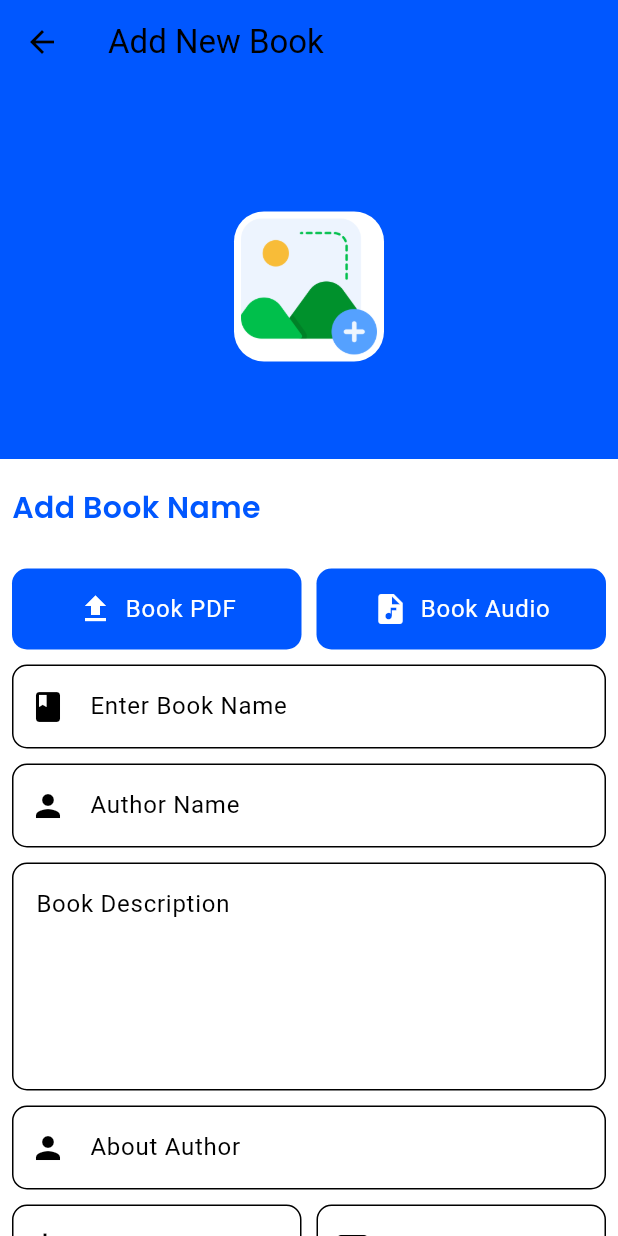
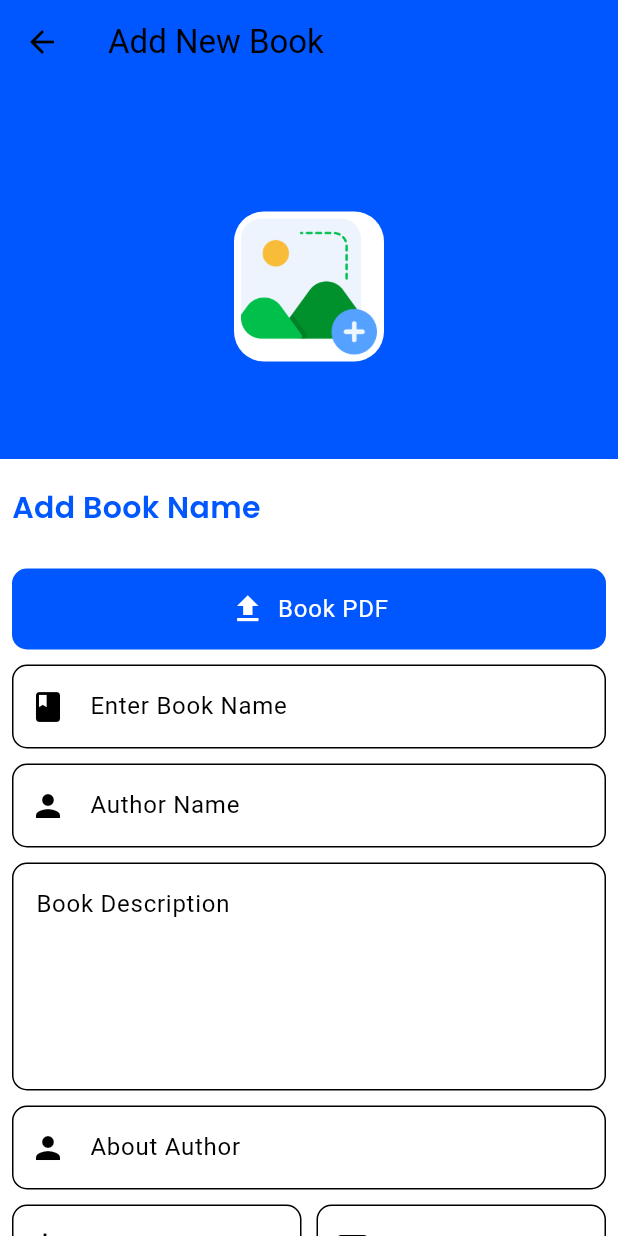
Before and after one commit to jawwad0931/Book-Store-Update-, a Flutter app: the AddNewBook screen opened directly, on a phone screen of 412 x 824 dp. Run offline on Flutter 3.47's test engine with Material 3 defaults, Android fonts, the phone set to English and light mode, and no system bars; our stand-ins replace cloud_firestore, file_picker, firebase_auth, firebase_core, firebase_storage, fluttertoast and 4 more; missing offline and left inert: syncfusion_flutter_pdfviewer; accounts and stored records are empty; project files that could hold a hidden picture were left out.

Commit message:
last update

```diff
--- a/lib/Components/MultilineTextFormField.dart
+++ b/lib/Components/MultilineTextFormField.dart
@@ -6,9 +6,7 @@ class MultilineTextField extends StatelessWidget {
   final String hintText;
   final TextEditingController controller;
   const MultilineTextField(
-      {super.key,
-      required this.hintText,
-      required this.controller});
+      {super.key, required this.hintText, required this.controller});
 
   @override
   Widget build(BuildContext context) {
--- a/lib/Components/Myformfield.dart
+++ b/lib/Components/Myformfield.dart
@@ -5,18 +5,23 @@ class MyFormField extends StatelessWidget {
 
   final String hintText;
   final IconData icon;
+  // yeh integer value ke liye hai
+  final bool isNumber;
   final TextEditingController controller;
-  const MyFormField(
-      {super.key,
-      required this.hintText,
-      required this.icon,
-      required this.controller});
+  const MyFormField({
+    super.key,
+    required this.hintText,
+    required this.icon,
+    required this.controller,
+    this.isNumber = false,
+  });
 
   @override
   Widget build(BuildContext context) {
     return Container(
       child: TextFormField(
         controller: controller,
+        keyboardType: isNumber ? TextInputType.number : TextInputType.text,
         decoration: InputDecoration(
           hintText: hintText,
           border: OutlineInputBorder(
--- a/lib/Controller/BookController.dart
+++ b/lib/Controller/BookController.dart
@@ -33,6 +33,8 @@ class BookController extends GetxController {
   RxBool isImageUploading = false.obs;
   // yeh pdf ka hai
   RxBool isPdfUploading = false.obs;
+  // yeh post ki loading ke liye hai
+  RxBool isPostLoading = false.obs;
   int index = 0;
   // yahan per file banayengay takay hum apni image ko gallery se pick karen
   void pickImage() async {
@@ -60,6 +62,7 @@ class BookController extends GetxController {
 
   // yahan se hum book ko database mai add kar rahe hain
   void createbook() async {
+    isPostLoading.value = true;
     var newBook = BookModel(
         id: "$index",
         title: title.text,
@@ -74,6 +77,19 @@ class BookController extends GetxController {
         audiourl: pdfUrl.value);
 
     await db.collection("books").add(newBook.toJson());
+    isPostLoading.value = false;
+    // yahan per sab ko clear kiya jaa raha hao
+    title.clear();
+    author.clear();
+    des.clear();
+    aboutAuth.clear();
+    language.clear();
+    price.clear();
+    pages.clear();
+    audioLen.clear();
+    imageUrl.value = "";
+    pdfUrl.value = "";
+    // yahan hum success message show kar rahe hai
     successMessage("Book Added to the database");
   }
 
--- a/lib/Pages/AddNewBook/AddNewPage.dart
+++ b/lib/Pages/AddNewBook/AddNewPage.dart
@@ -106,47 +106,24 @@ class AddNewBook extends StatelessWidget {
                           padding: EdgeInsets.all(15),
                           decoration: BoxDecoration(
                               borderRadius: BorderRadius.circular(10),
-                            color: Theme.of(context).colorScheme.primary,
-                          ),
-                          child: InkWell(
+                              // color: Theme.of(context).colorScheme.primary,
+                              color: bookcontroller.pdfUrl.value == ""
+                                  ? Theme.of(context).colorScheme.primary
+                                  : Theme.of(context).colorScheme.background),
+                          child: bookcontroller.isPdfUploading.value
+                              ? Center(
+                                  child: CircularProgressIndicator(
+                                  color:
+                                      Theme.of(context).colorScheme.background,
+                                ))
+                              // =============================yahan pdf ka kaam hai agar data hoga tou uploaded likha hoga
+                              : bookcontroller.pdfUrl.value == ""
+                                  ? InkWell(
                                       onTap: () {
                                         // yahana pdf ko controller se call kiya hai
                                         bookcontroller.pickPdf();
                                       },
-                            child: bookcontroller.isPdfUploading.value
-                                ? Center(
-                                    child: CircularProgressIndicator(
-                                    color: Theme.of(context)
-                                        .colorScheme
-                                        .background,
-                                  ))
-                                // =============================yahan pdf ka kaam hai agar data hoga tou uploaded likha hoga
-                                : bookcontroller.pdfUrl.value == ""
-                                    ? Row(
-                                        mainAxisAlignment:
-                                            MainAxisAlignment.center,
-                                        children: [
-                                          Icon(Icons.upload_sharp,
-                                              color: Theme.of(context)
-                                                  .colorScheme
-                                                  .background),
-                                          SizedBox(
-                                            width: 8,
-                                          ),
-                                          Text(
-                                            "Book PDF",
-                                            style: Theme.of(context)
-                                                .textTheme
-                                                .bodyLarge
-                                                ?.copyWith(
-                                                  color: Theme.of(context)
-                                                      .colorScheme
-                                                      .background,
-                                                ),
-                                          )
-                                        ],
-                                      )
-                                    : Row(
+                                      child: Row(
                                         mainAxisAlignment:
                                             MainAxisAlignment.center,
                                         children: [
@@ -170,31 +147,24 @@ class AddNewBook extends StatelessWidget {
                                           )
                                         ],
                                       ),
-                            // =============================yahan pdf ka kaam hai agar data hoga tou uploaded likha hoga
-                          ),
-                        ),
-                      )),
-                      const SizedBox(
-                        width: 10,
-                      ),
-                      Expanded(
-                        child: Container(
-                          padding: EdgeInsets.all(15),
-                          decoration: BoxDecoration(
-                            borderRadius: BorderRadius.circular(10),
-                            color: Theme.of(context).colorScheme.primary,
-                          ),
+                                    )
+                                  : InkWell(
+                                      onTap: () {
+                                        bookcontroller.pdfUrl.value = "";
+                                      },
                                       child: Row(
-                            mainAxisAlignment: MainAxisAlignment.center,
+                                        mainAxisAlignment:
+                                            MainAxisAlignment.center,
                                         children: [
-                              Icon(Icons.audio_file,
-                                  color:
-                                      Theme.of(context).colorScheme.background),
+                                          Icon(Icons.upload_sharp,
+                                              color: Theme.of(context)
+                                                  .colorScheme
+                                                  .background),
                                           SizedBox(
                                             width: 8,
                                           ),
                                           Text(
-                                "Book Audio",
+                                            "Uploaded",
                                             style: Theme.of(context)
                                                 .textTheme
                                                 .bodyLarge
@@ -206,8 +176,47 @@ class AddNewBook extends StatelessWidget {
                                           )
                                         ],
                                       ),
+                                      // =============================yahan pdf ka kaam hai agar data hoga tou uploaded likha hoga
                                     ),
                         ),
+                      )),
+
+                      // =============================Book Audio wala part comment kiya hua hai ========================
+                      // const SizedBox(
+                      //   width: 10,
+                      // ),
+                      // Expanded(
+                      //   child: Container(
+                      //     padding: EdgeInsets.all(15),
+                      //     decoration: BoxDecoration(
+                      //       borderRadius: BorderRadius.circular(10),
+                      //       color: Theme.of(context).colorScheme.primary,
+                      //     ),
+                      //     child: Row(
+                      //       mainAxisAlignment: MainAxisAlignment.center,
+                      //       children: [
+                      //         Icon(Icons.audio_file,
+                      //             color:
+                      //                 Theme.of(context).colorScheme.background),
+                      //         SizedBox(
+                      //           width: 8,
+                      //         ),
+                      //         Text(
+                      //           "Book Audio",
+                      //           style: Theme.of(context)
+                      //               .textTheme
+                      //               .bodyLarge
+                      //               ?.copyWith(
+                      //                 color: Theme.of(context)
+                      //                     .colorScheme
+                      //                     .background,
+                      //               ),
+                      //         )
+                      //       ],
+                      //     ),
+                      //   ),
+                      // ),
+                      // =============================Book Audio wala part comment kiya hua hai ========================
                     ],
                   ),
                   const SizedBox(
@@ -243,12 +252,14 @@ class AddNewBook extends StatelessWidget {
                     Expanded(
                         child: MyFormField(
                       controller: bookcontroller.price,
+                      isNumber: true,
                       hintText: "Price",
                       icon: Icons.currency_lira,
                     )),
                     const SizedBox(width: 10),
                     Expanded(
                         child: MyFormField(
+                      isNumber: true,
                       controller: bookcontroller.pages,
                       hintText: "Pages",
                       icon: Icons.pageview_outlined,
@@ -312,18 +323,32 @@ class AddNewBook extends StatelessWidget {
                         width: 8,
                       ),
                       Expanded(
-                        child: Container(
+                          // yahan humne container ko Obx mai wrap kiya hua hai
+                          child: Obx(() => Container(
                                 padding: EdgeInsets.all(15),
                                 decoration: BoxDecoration(
                                   borderRadius: BorderRadius.circular(10),
                                   color: Theme.of(context).colorScheme.primary,
                                 ),
+                                child: bookcontroller.isPostLoading.value
+                                    ? Center(
+                                        child: CircularProgressIndicator(
+                                            color: Theme.of(context)
+                                                .colorScheme
+                                                .background),
+                                      )
+                                    : InkWell(
+                                        onTap: () {
+                                          bookcontroller.createbook();
+                                        },
                                         child: Row(
-                            mainAxisAlignment: MainAxisAlignment.center,
+                                          mainAxisAlignment:
+                                              MainAxisAlignment.center,
                                           children: [
                                             Icon(Icons.post_add,
-                                  color:
-                                      Theme.of(context).colorScheme.background),
+                                                color: Theme.of(context)
+                                                    .colorScheme
+                                                    .background),
                                             SizedBox(
                                               width: 8,
                                             ),
@@ -341,8 +366,9 @@ class AddNewBook extends StatelessWidget {
                                           ],
                                         ),
                                       ),
+                              ))
+                          // ===========================================
                           )
-                      // ===========================================
                     ],
                   )
                 ],
```
Lines whose indentation alone changed are shown as unchanged.
